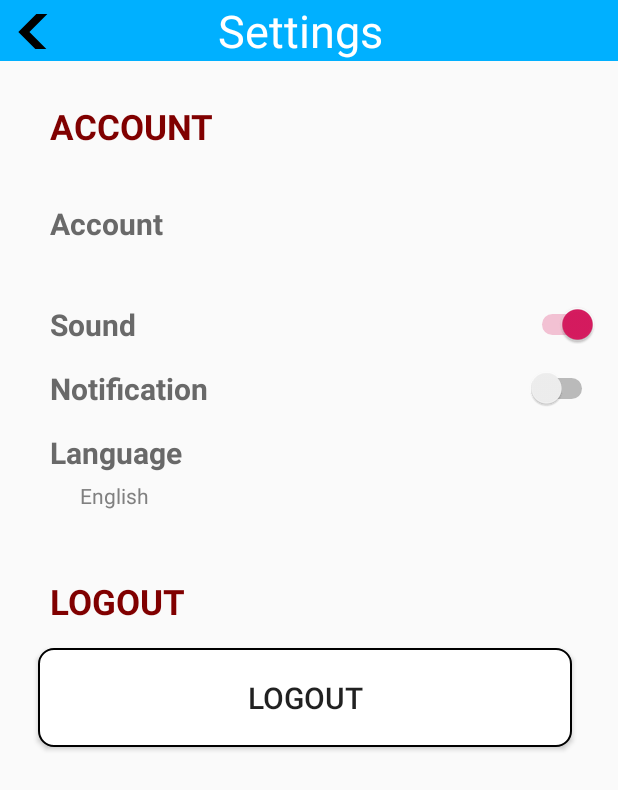
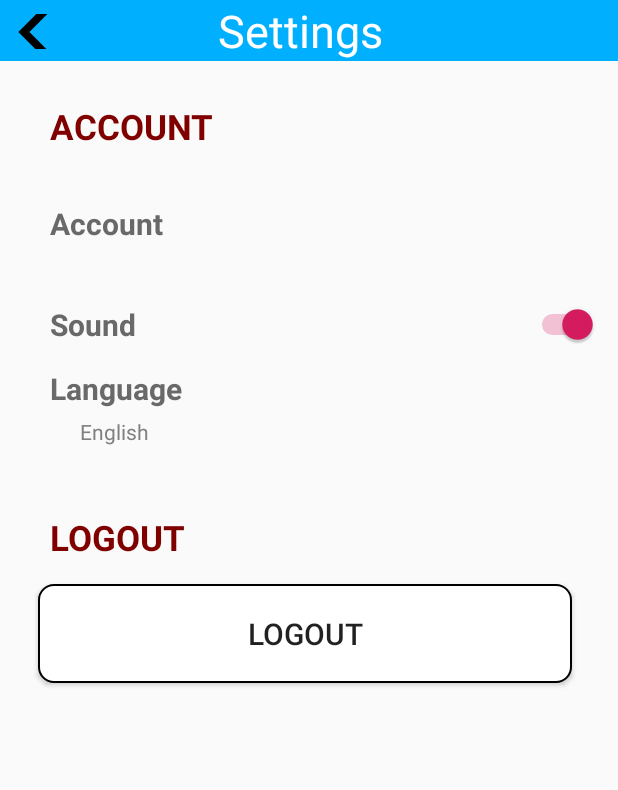
Before and after one commit to leono93/ReMed_Mobile, an Android app: the SettingActivity screen opened directly, with no data from a screen before it, on a phone screen of 412 x 824 dp. Shown: the top 790 px of the screen. Run offline under Robolectric (Android 15) with nearby library versions, the phone set to English and light mode, and no system bars; our stand-ins replace Firebase (no records; nobody signed in at launch, a user with empty details on screens opened directly); Roboto replaces fonts that are not available here.

Commit message:
Add files via upload

```diff
--- a/app/src/main/res/layout/activity_setting.xml
+++ b/app/src/main/res/layout/activity_setting.xml
@@ -107,15 +107,6 @@
                 android:textSize="20sp"
                 android:textStyle="bold"/>
 
-            <Switch
-                android:id="@+id/notifiation_switch"
-                android:layout_width="match_parent"
-                android:layout_height="wrap_content"
-                android:textColor="#696969"
-                android:layout_marginBottom="15dp"
-                android:text="Notification"
-                android:textSize="20sp"
-                android:textStyle="bold"/>
 
             <TextView
                 android:id="@+id/language_identifier"
```
